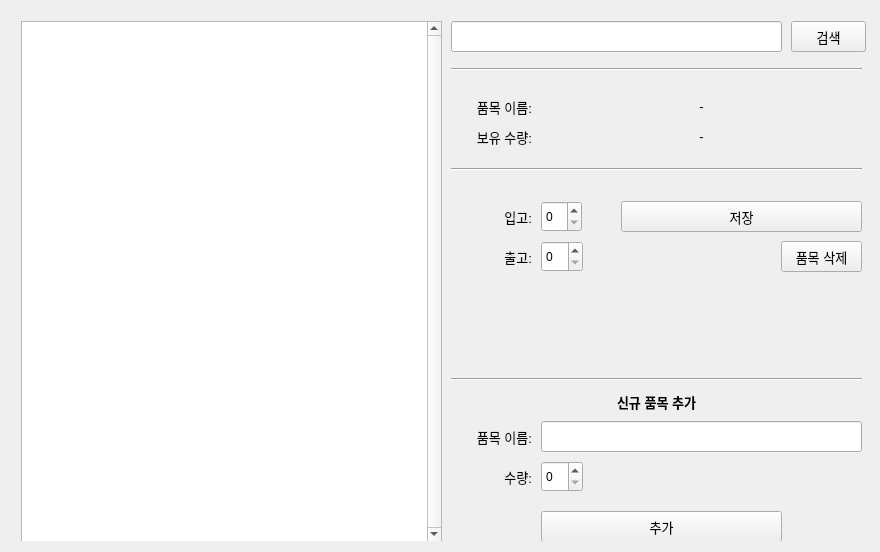
parks13/InventoryManagement, file InvScreen.ui: the form before one commit.
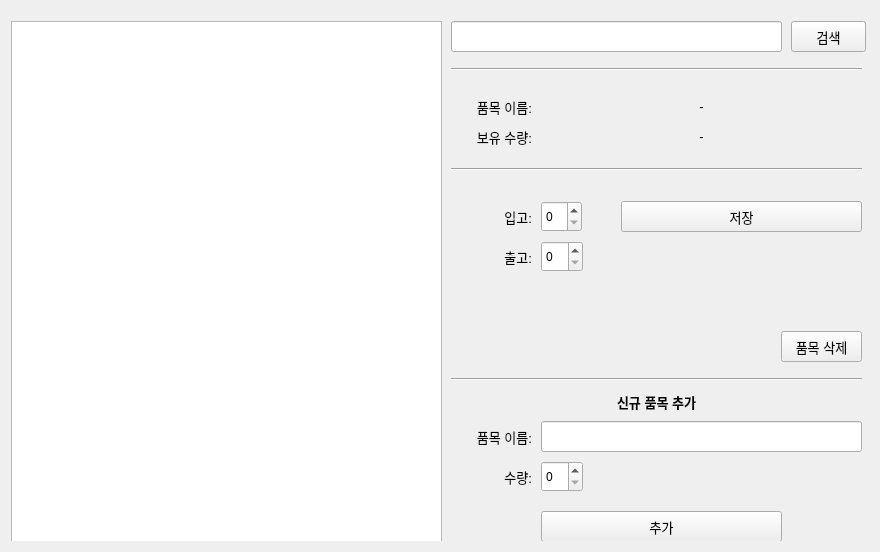
The form after the commit. Icons and pictures are not drawn.

Commit message: Working on CSV to QTableWidget

Diff of the .ui file:
```diff
--- a/InvScreen.ui
+++ b/InvScreen.ui
@@ -14,7 +14,7 @@
    <string>Dialog</string>
   </property>
   <layout class="QGridLayout" name="gridLayout">
-   <item row="0" column="0">
+   <item row="0" column="1">
     <widget class="QStackedWidget" name="stackedWidget">
      <property name="currentIndex">
       <number>1</number>
@@ -82,28 +82,6 @@
       </widget>
      </widget>
      <widget class="QWidget" name="page_2">
-      <widget class="QTableView" name="tableView">
-       <property name="geometry">
-        <rect>
-         <x>10</x>
-         <y>10</y>
-         <width>421</width>
-         <height>521</height>
-        </rect>
-       </property>
-       <property name="verticalScrollBarPolicy">
-        <enum>Qt::ScrollBarAlwaysOn</enum>
-       </property>
-       <property name="horizontalScrollBarPolicy">
-        <enum>Qt::ScrollBarAlwaysOff</enum>
-       </property>
-       <attribute name="horizontalHeaderVisible">
-        <bool>false</bool>
-       </attribute>
-       <attribute name="verticalHeaderVisible">
-        <bool>false</bool>
-       </attribute>
-      </widget>
       <widget class="QLineEdit" name="searchObj">
        <property name="geometry">
         <rect>
@@ -233,7 +211,7 @@
        <property name="geometry">
         <rect>
          <x>770</x>
-         <y>230</y>
+         <y>320</y>
          <width>81</width>
          <height>31</height>
         </rect>
@@ -476,6 +454,16 @@
         <enum>Qt::Horizontal</enum>
        </property>
       </widget>
+      <widget class="QTableWidget" name="tableWidget">
+       <property name="geometry">
+        <rect>
+         <x>0</x>
+         <y>10</y>
+         <width>431</width>
+         <height>521</height>
+        </rect>
+       </property>
+      </widget>
      </widget>
     </widget>
    </item>
```
The commit also changes 338 other files.
